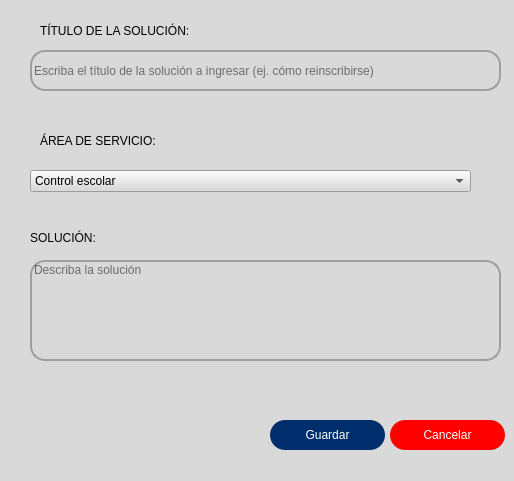
Old version of the form windows_xml/EditarContenido.ui in the repository Lomeli89/FoxyBotApp1.0.
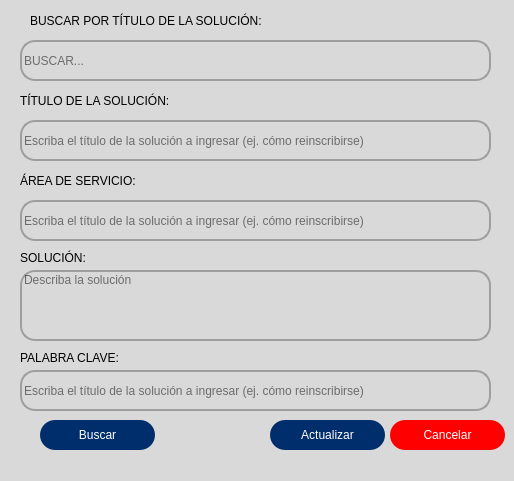
New version of the form. Icons and pictures are not drawn.

The edit to the form file:
```diff
--- a/windows_xml/EditarContenido.ui
+++ b/windows_xml/EditarContenido.ui
@@ -35,8 +35,8 @@
   <widget class="QLabel" name="label">
    <property name="geometry">
     <rect>
-     <x>40</x>
-     <y>20</y>
+     <x>20</x>
+     <y>90</y>
      <width>201</width>
      <height>21</height>
     </rect>
@@ -54,8 +54,8 @@
    </property>
    <property name="geometry">
     <rect>
-     <x>30</x>
-     <y>50</y>
+     <x>20</x>
+     <y>120</y>
      <width>471</width>
      <height>41</height>
     </rect>
@@ -79,10 +79,10 @@
    </property>
    <property name="geometry">
     <rect>
-     <x>30</x>
-     <y>260</y>
+     <x>20</x>
+     <y>270</y>
      <width>471</width>
-     <height>101</height>
+     <height>71</height>
     </rect>
    </property>
    <property name="styleSheet">
@@ -107,8 +107,8 @@
   <widget class="QLabel" name="label_2">
    <property name="geometry">
     <rect>
-     <x>40</x>
-     <y>130</y>
+     <x>20</x>
+     <y>170</y>
      <width>211</width>
      <height>21</height>
     </rect>
@@ -123,8 +123,8 @@
   <widget class="QLabel" name="label_3">
    <property name="geometry">
     <rect>
-     <x>30</x>
-     <y>230</y>
+     <x>20</x>
+     <y>250</y>
      <width>141</width>
      <height>16</height>
     </rect>
@@ -175,7 +175,7 @@
 </string>
    </property>
    <property name="text">
-    <string>Guardar</string>
+    <string>Actualizar</string>
    </property>
    <property name="flat">
     <bool>false</bool>
@@ -229,20 +229,157 @@
     <bool>false</bool>
    </property>
   </widget>
-  <widget class="QComboBox" name="comboBox">
+  <widget class="QLineEdit" name="lineEdit_2">
+   <property name="enabled">
+    <bool>true</bool>
+   </property>
+   <property name="geometry">
+    <rect>
+     <x>20</x>
+     <y>200</y>
+     <width>471</width>
+     <height>41</height>
+    </rect>
+   </property>
+   <property name="styleSheet">
+    <string notr="true">QLineEdit{
+	background-color: rgb(217, 217, 217);
+	font: 9pt &quot;MS Sans Serif&quot;;
+	border: 2px solid rgb(158, 158, 158);
+	border-radius: 15px;
+	
+}</string>
+   </property>
+   <property name="placeholderText">
+    <string>Escriba el título de la solución a ingresar (ej. cómo reinscribirse)</string>
+   </property>
+  </widget>
+  <widget class="QLabel" name="label_4">
+   <property name="geometry">
+    <rect>
+     <x>20</x>
+     <y>350</y>
+     <width>141</width>
+     <height>16</height>
+    </rect>
+   </property>
+   <property name="styleSheet">
+    <string notr="true">font: 75 11.5pt &quot;SansSerif&quot;;</string>
+   </property>
+   <property name="text">
+    <string>PALABRA CLAVE:</string>
+   </property>
+  </widget>
+  <widget class="QLineEdit" name="lineEdit_4">
+   <property name="enabled">
+    <bool>true</bool>
+   </property>
+   <property name="geometry">
+    <rect>
+     <x>20</x>
+     <y>370</y>
+     <width>471</width>
+     <height>41</height>
+    </rect>
+   </property>
+   <property name="styleSheet">
+    <string notr="true">QLineEdit{
+	background-color: rgb(217, 217, 217);
+	font: 9pt &quot;MS Sans Serif&quot;;
+	border: 2px solid rgb(158, 158, 158);
+	border-radius: 15px;
+	
+}</string>
+   </property>
+   <property name="placeholderText">
+    <string>Escriba el título de la solución a ingresar (ej. cómo reinscribirse)</string>
+   </property>
+  </widget>
+  <widget class="QLabel" name="label_5">
    <property name="geometry">
     <rect>
      <x>30</x>
-     <y>170</y>
-     <width>441</width>
-     <height>22</height>
+     <y>10</y>
+     <width>291</width>
+     <height>21</height>
     </rect>
    </property>
-   <item>
-    <property name="text">
-     <string>Control escolar</string>
-    </property>
-   </item>
+   <property name="styleSheet">
+    <string notr="true">font: 75 11.5pt &quot;SansSerif&quot;;</string>
+   </property>
+   <property name="text">
+    <string>BUSCAR POR TÍTULO DE LA SOLUCIÓN:</string>
+   </property>
+  </widget>
+  <widget class="QLineEdit" name="lineEdit_5">
+   <property name="enabled">
+    <bool>true</bool>
+   </property>
+   <property name="geometry">
+    <rect>
+     <x>20</x>
+     <y>40</y>
+     <width>471</width>
+     <height>41</height>
+    </rect>
+   </property>
+   <property name="styleSheet">
+    <string notr="true">QLineEdit{
+	background-color: rgb(217, 217, 217);
+	font: 9pt &quot;MS Sans Serif&quot;;
+	border: 2px solid rgb(158, 158, 158);
+	border-radius: 15px;
+	
+}</string>
+   </property>
+   <property name="placeholderText">
+    <string>BUSCAR...</string>
+   </property>
+  </widget>
+  <widget class="QPushButton" name="btn_Nuevo_2">
+   <property name="geometry">
+    <rect>
+     <x>40</x>
+     <y>420</y>
+     <width>115</width>
+     <height>30</height>
+    </rect>
+   </property>
+   <property name="minimumSize">
+    <size>
+     <width>0</width>
+     <height>30</height>
+    </size>
+   </property>
+   <property name="cursor">
+    <cursorShape>PointingHandCursor</cursorShape>
+   </property>
+   <property name="styleSheet">
+    <string notr="true">QPushButton {
+	
+	font: 14pt &quot;Calibri&quot;;
+	color: rgb(255, 255, 255);
+	background-color: rgb(0, 46, 109);
+	border: 0px solid;
+	border-radius:15px;
+}
+QPushButton:hover {
+	background-color: rgb(93, 129, 163);
+}
+
+
+	
+	
+	
+	
+</string>
+   </property>
+   <property name="text">
+    <string>Buscar</string>
+   </property>
+   <property name="flat">
+    <bool>false</bool>
+   </property>
   </widget>
  </widget>
  <resources/>
```
